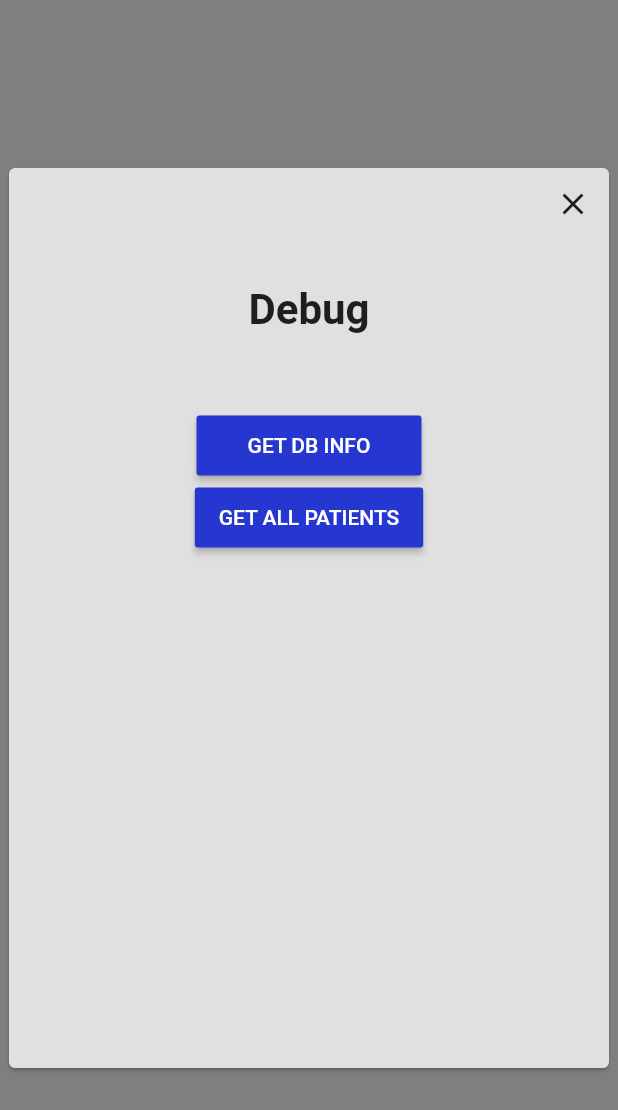
After one commit to chrisly-bear/PEBRApp, a Flutter app: the DebugScreen screen opened by its route, on a phone screen of 412 x 824 dp. The commit adds this screen. Shown: the top 1110 px of the screen. Run offline on Flutter 3.47's test engine with Material 2 defaults, Android fonts, the phone set to English and light mode, and no system bars; our stand-ins replace flushbar, shared_preferences, sqflite; accounts and stored records are empty.

Commit message:
Moved debug buttons to their own screen (DebugScreen) to declutter the NewOrEditPatientScreen.

```diff
--- a/lib/main.dart
+++ b/lib/main.dart
@@ -1,4 +1,5 @@
 import 'package:flutter/material.dart';
+import 'package:pebrapp/screens/DebugScreen.dart';
 import 'package:pebrapp/screens/MainScreen.dart';
 import 'package:pebrapp/screens/SettingsScreen.dart';
 
@@ -12,6 +13,7 @@ class PEBRApp extends StatelessWidget {
         routes: {
           '/': (context) => MainScreen(),
           '/settings': (context) => SettingsScreen(),
+          '/debug': (context) => DebugScreen(),
         },
         title: 'PEBRApp',
         theme: ThemeData.light(),
--- /dev/null
+++ b/lib/screens/DebugScreen.dart
@@ -0,0 +1,88 @@
+
+import 'package:flutter/material.dart';
+import 'package:pebrapp/components/SizedButton.dart';
+import 'package:pebrapp/database/DatabaseProvider.dart';
+import 'package:pebrapp/database/models/Patient.dart';
+import 'package:pebrapp/utils/Utils.dart';
+
+class DebugScreen extends StatefulWidget {
+  @override
+  createState() => _DebugScreenState();
+}
+
+class _DebugScreenState extends State<DebugScreen> {
+  bool _isLoading = false;
+
+  @override
+  Widget build(BuildContext context) {
+
+    Widget _body = Center(
+      child: Card(
+        color: Color.fromARGB(255, 224, 224, 224),
+        child: Container(
+          width: 400,
+          height: 600,
+          child: _buildSettingsBody(context),
+        ),
+      ),
+    );
+
+    return Scaffold(
+      backgroundColor: Colors.black.withOpacity(0.50),
+      body: _body
+    );
+  }
+
+  Widget _buildSettingsBody(BuildContext context) {
+    return Column(
+      mainAxisAlignment: MainAxisAlignment.spaceBetween,
+      children: <Widget>[
+        Container(
+          alignment: Alignment.centerRight,
+          child: IconButton(icon: Icon(Icons.close), onPressed: () {Navigator.of(context).popUntil(ModalRoute.withName('/'));}),
+        ),
+        Expanded(child: Column(
+          mainAxisAlignment: MainAxisAlignment.start,
+          children: <Widget>[
+            SizedBox(height: 30,),
+            Text('Debug',
+              style: TextStyle(fontSize: 28.0, fontWeight: FontWeight.bold),
+            ),
+            _isLoading
+                ? Padding(padding: EdgeInsets.symmetric(vertical: 17.5), child: SizedBox(width: 15.0, height: 15.0, child: CircularProgressIndicator()))
+                : SizedBox(height: 50,),
+            SizedButton(
+              'Get DB Info',
+              onPressed: _getDBInfo,
+            ),
+            SizedButton(
+              'Get All Patients',
+              onPressed: _getAllPatients,
+            ),
+          ],
+        ),
+        ),
+      ],
+    );
+  }
+
+  _getDBInfo() async {
+    final columns = await DatabaseProvider().getTableInfo(Patient.tableName);
+    print('### TABLE \'${Patient.tableName}\' INFO <START> ###');
+    for (final column in columns) {
+      print(column);
+    }
+    print('### TABLE \'${Patient.tableName}\' INFO <END> ###');
+  }
+
+  _getAllPatients() async {
+    final List<Patient> patients = await DatabaseProvider().retrieveLatestPatients();
+    if (patients.length == 0) { print('No patients in Patient table'); }
+    for (final patient in patients) {
+      print(patient);
+    }
+    showFlushBar(context, "${patients.length} patients in database");
+  }
+
+
+}
```
Also changed, not shown: lib/screens/MainScreen.dart (+22 -1 lines), lib/screens/NewOrEditPatientScreen.dart (+0 -36 lines).
